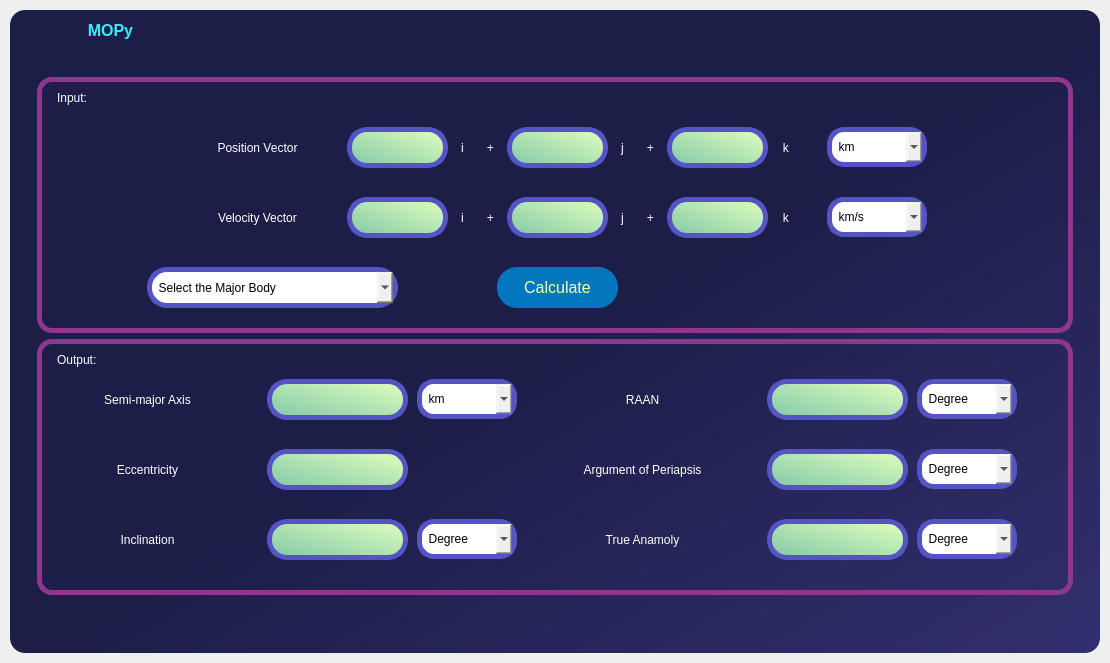
This is UI_Functions/Home_Page.ui in Mechanics-of-Orbit/MOPy as Qt 5 draws it before an edit. The edited form follows.
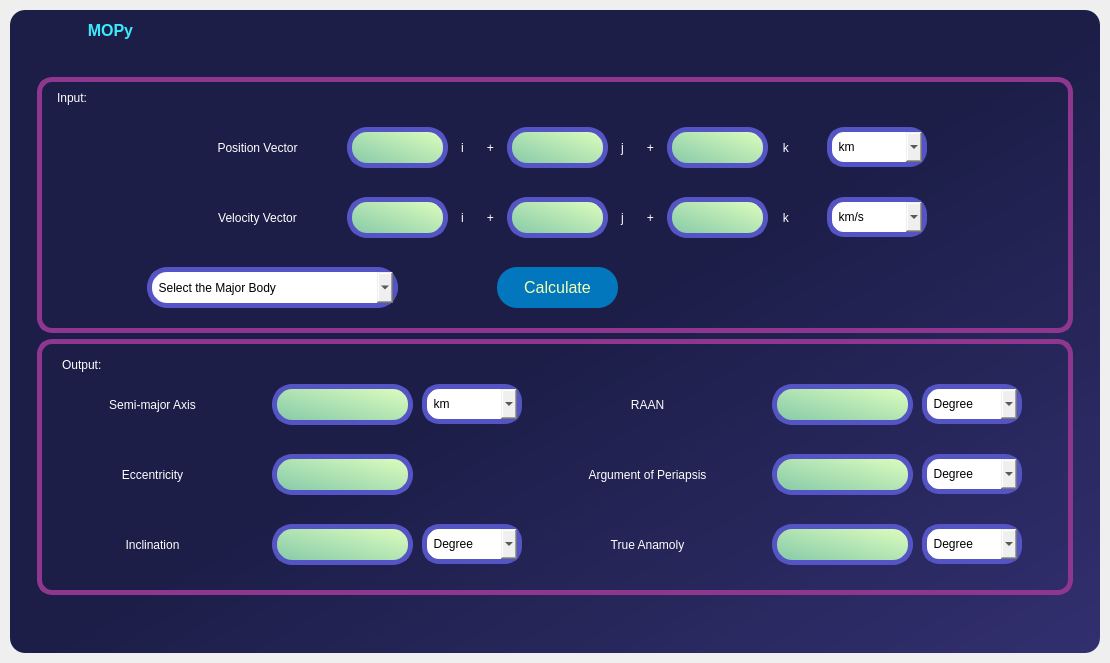
This is the edited form. The open tabs and pages were chosen to show the change. Icons and pictures are not drawn.

```diff
--- a/UI_Functions/Home_Page.ui
+++ b/UI_Functions/Home_Page.ui
@@ -11264,7 +11264,13 @@
                   </widget>
                  </item>
                  <item>
-                  <widget class="QFrame" name="frame_85">
+                  <widget class="QFrame" name="CoOE_output_frame">
+                   <property name="maximumSize">
+                    <size>
+                     <width>1036</width>
+                     <height>256</height>
+                    </size>
+                   </property>
                    <property name="styleSheet">
                     <string notr="true">QLabel{
 	
@@ -11299,82 +11305,110 @@
                    <property name="frameShadow">
                     <enum>QFrame::Raised</enum>
                    </property>
-                   <widget class="QLabel" name="semimajor_axis_coe_n_aoe">
+                   <layout class="QHBoxLayout" name="horizontalLayout_23">
+                    <property name="spacing">
+                     <number>0</number>
+                    </property>
+                    <property name="leftMargin">
+                     <number>0</number>
+                    </property>
+                    <property name="topMargin">
+                     <number>0</number>
+                    </property>
+                    <property name="rightMargin">
+                     <number>0</number>
+                    </property>
+                    <property name="bottomMargin">
+                     <number>0</number>
+                    </property>
+                    <item>
+                     <widget class="QStackedWidget" name="CoOE_output_stack">
+                      <property name="styleSheet">
+                       <string notr="true">border:none;</string>
+                      </property>
+                      <widget class="QWidget" name="page_2"/>
+                      <widget class="QWidget" name="page_3">
+                       <widget class="QComboBox" name="semimajor_axis_unit_coe_n_aoe">
                     <property name="geometry">
                      <rect>
-                      <x>230</x>
+                          <x>380</x>
                       <y>40</y>
-                      <width>141</width>
-                      <height>41</height>
-                     </rect>
-                    </property>
+                          <width>100</width>
+                          <height>40</height>
+                         </rect>
+                        </property>
+                        <property name="minimumSize">
+                         <size>
+                          <width>100</width>
+                          <height>40</height>
+                         </size>
+                        </property>
+                        <property name="maximumSize">
+                         <size>
+                          <width>100</width>
+                          <height>40</height>
+                         </size>
+                        </property>
+                        <property name="layoutDirection">
+                         <enum>Qt::LeftToRight</enum>
+                        </property>
                     <property name="styleSheet">
-                     <string notr="true">QLabel{
+                         <string notr="true">QComboBox{
 	
-	background-color: qlineargradient(spread:pad, x1:0, y1:1, x2:1, y2:0, stop:0 rgba(131, 200, 168, 255), stop:1 rgba(224, 255, 190, 255));
+	
+	
 	border: 5px solid rgb(84, 84, 197);
 	font: 12pt &quot;Arial&quot;;
-	border-radius: 20px;}
+	border-radius: 17px;}
 
 
-QLabel:hover{
+QComboBox:hover{
 	border: 4px solid rgb(2, 119, 189);
 }</string>
                     </property>
+                        <property name="editable">
+                         <bool>false</bool>
+                        </property>
+                        <item>
                     <property name="text">
-                     <string/>
-                    </property>
-                   </widget>
-                   <widget class="QLabel" name="eccentricity_coe_n_aoe">
-                    <property name="geometry">
-                     <rect>
-                      <x>230</x>
-                      <y>110</y>
-                      <width>141</width>
-                      <height>41</height>
-                     </rect>
-                    </property>
-                    <property name="styleSheet">
-                     <string notr="true">QLabel{
-	
-	background-color: qlineargradient(spread:pad, x1:0, y1:1, x2:1, y2:0, stop:0 rgba(131, 200, 168, 255), stop:1 rgba(224, 255, 190, 255));
-	border: 5px solid rgb(84, 84, 197);
-	font: 12pt &quot;Arial&quot;;
-	border-radius: 20px;}
-
-
-QLabel:hover{
-	border: 4px solid rgb(2, 119, 189);
-}</string>
-                    </property>
+                          <string>  km</string>
+                         </property>
+                        </item>
+                        <item>
+                         <property name="text">
+                          <string>  miles</string>
+                         </property>
+                        </item>
+                        <item>
+                         <property name="text">
+                          <string>  AU</string>
+                         </property>
+                        </item>
+                        <item>
                     <property name="text">
-                     <string/>
-                    </property>
-                   </widget>
-                   <widget class="QLabel" name="inclination_coe_n_aoe">
+                          <string>  DU</string>
+                         </property>
+                        </item>
+                       </widget>
+                       <widget class="QLabel" name="label_262">
                     <property name="geometry">
                      <rect>
-                      <x>230</x>
-                      <y>180</y>
-                      <width>141</width>
-                      <height>41</height>
+                          <x>20</x>
+                          <y>10</y>
+                          <width>221</width>
+                          <height>21</height>
                      </rect>
                     </property>
                     <property name="styleSheet">
-                     <string notr="true">QLabel{
-	
-	background-color: qlineargradient(spread:pad, x1:0, y1:1, x2:1, y2:0, stop:0 rgba(131, 200, 168, 255), stop:1 rgba(224, 255, 190, 255));
-	border: 5px solid rgb(84, 84, 197);
-	font: 12pt &quot;Arial&quot;;
-	border-radius: 20px;}
-
-
-QLabel:hover{
-	border: 4px solid rgb(2, 119, 189);
-}</string>
+                         <string notr="true">border:none;
+color:white;
+</string>
                     </property>
                     <property name="text">
-                     <string/>
+                         <string>Output:</string>
+                        </property>
+                        <property name="alignment">
+                         <set>Qt::AlignLeading|Qt::AlignLeft|Qt::AlignVCenter</set>
                     </property>
                    </widget>
                    <widget class="QLabel" name="arg_of_per_coe_n_aoe">
@@ -11403,58 +11437,6 @@
                      <string/>
                     </property>
                    </widget>
-                   <widget class="QLabel" name="RAAN_coe_n_aoe">
-                    <property name="geometry">
-                     <rect>
-                      <x>730</x>
-                      <y>40</y>
-                      <width>141</width>
-                      <height>41</height>
-                     </rect>
-                    </property>
-                    <property name="styleSheet">
-                     <string notr="true">QLabel{
-	
-	background-color: qlineargradient(spread:pad, x1:0, y1:1, x2:1, y2:0, stop:0 rgba(131, 200, 168, 255), stop:1 rgba(224, 255, 190, 255));
-	border: 5px solid rgb(84, 84, 197);
-	font: 12pt &quot;Arial&quot;;
-	border-radius: 20px;}
-
-
-QLabel:hover{
-	border: 4px solid rgb(2, 119, 189);
-}</string>
-                    </property>
-                    <property name="text">
-                     <string/>
-                    </property>
-                   </widget>
-                   <widget class="QLabel" name="tru_ana_coe_n_aoe">
-                    <property name="geometry">
-                     <rect>
-                      <x>730</x>
-                      <y>180</y>
-                      <width>141</width>
-                      <height>41</height>
-                     </rect>
-                    </property>
-                    <property name="styleSheet">
-                     <string notr="true">QLabel{
-	
-	background-color: qlineargradient(spread:pad, x1:0, y1:1, x2:1, y2:0, stop:0 rgba(131, 200, 168, 255), stop:1 rgba(224, 255, 190, 255));
-	border: 5px solid rgb(84, 84, 197);
-	font: 12pt &quot;Arial&quot;;
-	border-radius: 20px;}
-
-
-QLabel:hover{
-	border: 4px solid rgb(2, 119, 189);
-}</string>
-                    </property>
-                    <property name="text">
-                     <string/>
-                    </property>
-                   </widget>
                    <widget class="QLabel" name="label_151">
                     <property name="geometry">
                      <rect>
@@ -11476,6 +11458,209 @@
                      <set>Qt::AlignCenter</set>
                     </property>
                    </widget>
+                       <widget class="QComboBox" name="RAAN_unit_coe_n_aoe">
+                        <property name="geometry">
+                         <rect>
+                          <x>880</x>
+                          <y>40</y>
+                          <width>100</width>
+                          <height>40</height>
+                         </rect>
+                        </property>
+                        <property name="minimumSize">
+                         <size>
+                          <width>100</width>
+                          <height>40</height>
+                         </size>
+                        </property>
+                        <property name="maximumSize">
+                         <size>
+                          <width>100</width>
+                          <height>40</height>
+                         </size>
+                        </property>
+                        <property name="layoutDirection">
+                         <enum>Qt::LeftToRight</enum>
+                        </property>
+                        <property name="styleSheet">
+                         <string notr="true">QComboBox{
+	
+	
+	
+	border: 5px solid rgb(84, 84, 197);
+	font: 12pt &quot;Arial&quot;;
+	border-radius: 17px;}
+
+
+QComboBox:hover{
+	border: 4px solid rgb(2, 119, 189);
+}</string>
+                        </property>
+                        <property name="editable">
+                         <bool>false</bool>
+                        </property>
+                        <item>
+                         <property name="text">
+                          <string>  Degree</string>
+                         </property>
+                        </item>
+                        <item>
+                         <property name="text">
+                          <string>  Radians</string>
+                         </property>
+                        </item>
+                       </widget>
+                       <widget class="QComboBox" name="tru_ana_unit_coe_n_aoe">
+                        <property name="geometry">
+                         <rect>
+                          <x>880</x>
+                          <y>180</y>
+                          <width>100</width>
+                          <height>40</height>
+                         </rect>
+                        </property>
+                        <property name="minimumSize">
+                         <size>
+                          <width>100</width>
+                          <height>40</height>
+                         </size>
+                        </property>
+                        <property name="maximumSize">
+                         <size>
+                          <width>100</width>
+                          <height>40</height>
+                         </size>
+                        </property>
+                        <property name="layoutDirection">
+                         <enum>Qt::LeftToRight</enum>
+                        </property>
+                        <property name="styleSheet">
+                         <string notr="true">QComboBox{
+	
+	
+	
+	border: 5px solid rgb(84, 84, 197);
+	font: 12pt &quot;Arial&quot;;
+	border-radius: 17px;}
+
+
+QComboBox:hover{
+	border: 4px solid rgb(2, 119, 189);
+}</string>
+                        </property>
+                        <property name="editable">
+                         <bool>false</bool>
+                        </property>
+                        <item>
+                         <property name="text">
+                          <string>  Degree</string>
+                         </property>
+                        </item>
+                        <item>
+                         <property name="text">
+                          <string>  Radians</string>
+                         </property>
+                        </item>
+                       </widget>
+                       <widget class="QLabel" name="eccentricity_coe_n_aoe">
+                        <property name="geometry">
+                         <rect>
+                          <x>230</x>
+                          <y>110</y>
+                          <width>141</width>
+                          <height>41</height>
+                         </rect>
+                        </property>
+                        <property name="styleSheet">
+                         <string notr="true">QLabel{
+	
+	background-color: qlineargradient(spread:pad, x1:0, y1:1, x2:1, y2:0, stop:0 rgba(131, 200, 168, 255), stop:1 rgba(224, 255, 190, 255));
+	border: 5px solid rgb(84, 84, 197);
+	font: 12pt &quot;Arial&quot;;
+	border-radius: 20px;}
+
+
+QLabel:hover{
+	border: 4px solid rgb(2, 119, 189);
+}</string>
+                        </property>
+                        <property name="text">
+                         <string/>
+                        </property>
+                       </widget>
+                       <widget class="QLabel" name="label_253">
+                        <property name="geometry">
+                         <rect>
+                          <x>490</x>
+                          <y>180</y>
+                          <width>231</width>
+                          <height>41</height>
+                         </rect>
+                        </property>
+                        <property name="styleSheet">
+                         <string notr="true">border:none;
+color:white;
+</string>
+                        </property>
+                        <property name="text">
+                         <string>True Anamoly</string>
+                        </property>
+                        <property name="alignment">
+                         <set>Qt::AlignCenter</set>
+                        </property>
+                       </widget>
+                       <widget class="QLabel" name="inclination_coe_n_aoe">
+                        <property name="geometry">
+                         <rect>
+                          <x>230</x>
+                          <y>180</y>
+                          <width>141</width>
+                          <height>41</height>
+                         </rect>
+                        </property>
+                        <property name="styleSheet">
+                         <string notr="true">QLabel{
+	
+	background-color: qlineargradient(spread:pad, x1:0, y1:1, x2:1, y2:0, stop:0 rgba(131, 200, 168, 255), stop:1 rgba(224, 255, 190, 255));
+	border: 5px solid rgb(84, 84, 197);
+	font: 12pt &quot;Arial&quot;;
+	border-radius: 20px;}
+
+
+QLabel:hover{
+	border: 4px solid rgb(2, 119, 189);
+}</string>
+                        </property>
+                        <property name="text">
+                         <string/>
+                        </property>
+                       </widget>
+                       <widget class="QLabel" name="semimajor_axis_coe_n_aoe">
+                        <property name="geometry">
+                         <rect>
+                          <x>230</x>
+                          <y>40</y>
+                          <width>141</width>
+                          <height>41</height>
+                         </rect>
+                        </property>
+                        <property name="styleSheet">
+                         <string notr="true">QLabel{
+	
+	background-color: qlineargradient(spread:pad, x1:0, y1:1, x2:1, y2:0, stop:0 rgba(131, 200, 168, 255), stop:1 rgba(224, 255, 190, 255));
+	border: 5px solid rgb(84, 84, 197);
+	font: 12pt &quot;Arial&quot;;
+	border-radius: 20px;}
+
+
+QLabel:hover{
+	border: 4px solid rgb(2, 119, 189);
+}</string>
+                        </property>
+                        <property name="text">
+                         <string/>
+                        </property>
+                       </widget>
                    <widget class="QLabel" name="label_155">
                     <property name="geometry">
                      <rect>
@@ -11518,26 +11703,83 @@
                      <set>Qt::AlignCenter</set>
                     </property>
                    </widget>
-                   <widget class="QLabel" name="label_247">
+                       <widget class="QLabel" name="RAAN_coe_n_aoe">
                     <property name="geometry">
                      <rect>
-                      <x>490</x>
+                          <x>730</x>
                       <y>40</y>
-                      <width>231</width>
+                          <width>141</width>
                       <height>41</height>
                      </rect>
                     </property>
                     <property name="styleSheet">
-                     <string notr="true">border:none;
-color:white;
-</string>
+                         <string notr="true">QLabel{
+	
+	background-color: qlineargradient(spread:pad, x1:0, y1:1, x2:1, y2:0, stop:0 rgba(131, 200, 168, 255), stop:1 rgba(224, 255, 190, 255));
+	border: 5px solid rgb(84, 84, 197);
+	font: 12pt &quot;Arial&quot;;
+	border-radius: 20px;}
+
+
+QLabel:hover{
+	border: 4px solid rgb(2, 119, 189);
+}</string>
                     </property>
                     <property name="text">
-                     <string>RAAN</string>
-                    </property>
-                    <property name="alignment">
-                     <set>Qt::AlignCenter</set>
-                    </property>
+                         <string/>
+                        </property>
+                       </widget>
+                       <widget class="QComboBox" name="arg_of_per_unit_coe_n_aoe">
+                        <property name="geometry">
+                         <rect>
+                          <x>880</x>
+                          <y>110</y>
+                          <width>100</width>
+                          <height>40</height>
+                         </rect>
+                        </property>
+                        <property name="minimumSize">
+                         <size>
+                          <width>100</width>
+                          <height>40</height>
+                         </size>
+                        </property>
+                        <property name="maximumSize">
+                         <size>
+                          <width>100</width>
+                          <height>40</height>
+                         </size>
+                        </property>
+                        <property name="layoutDirection">
+                         <enum>Qt::LeftToRight</enum>
+                        </property>
+                        <property name="styleSheet">
+                         <string notr="true">QComboBox{
+	
+	
+	
+	border: 5px solid rgb(84, 84, 197);
+	font: 12pt &quot;Arial&quot;;
+	border-radius: 17px;}
+
+
+QComboBox:hover{
+	border: 4px solid rgb(2, 119, 189);
+}</string>
+                        </property>
+                        <property name="editable">
+                         <bool>false</bool>
+                        </property>
+                        <item>
+                         <property name="text">
+                          <string>  Degree</string>
+                         </property>
+                        </item>
+                        <item>
+                         <property name="text">
+                          <string>  Radians</string>
+                         </property>
+                        </item>
                    </widget>
                    <widget class="QLabel" name="label_252">
                     <property name="geometry">
@@ -11560,109 +11802,52 @@
                      <set>Qt::AlignCenter</set>
                     </property>
                    </widget>
-                   <widget class="QLabel" name="label_253">
+                       <widget class="QLabel" name="tru_ana_coe_n_aoe">
                     <property name="geometry">
                      <rect>
-                      <x>490</x>
+                          <x>730</x>
                       <y>180</y>
-                      <width>231</width>
+                          <width>141</width>
                       <height>41</height>
                      </rect>
                     </property>
                     <property name="styleSheet">
-                     <string notr="true">border:none;
-color:white;
-</string>
-                    </property>
-                    <property name="text">
-                     <string>True Anamoly</string>
-                    </property>
-                    <property name="alignment">
-                     <set>Qt::AlignCenter</set>
-                    </property>
-                   </widget>
-                   <widget class="QLabel" name="label_262">
-                    <property name="geometry">
-                     <rect>
-                      <x>20</x>
-                      <y>10</y>
-                      <width>221</width>
-                      <height>21</height>
-                     </rect>
-                    </property>
-                    <property name="styleSheet">
-                     <string notr="true">border:none;
-color:white;
-</string>
-                    </property>
-                    <property name="text">
-                     <string>Output:</string>
-                    </property>
-                    <property name="alignment">
-                     <set>Qt::AlignLeading|Qt::AlignLeft|Qt::AlignVCenter</set>
-                    </property>
-                   </widget>
-                   <widget class="QComboBox" name="semimajor_axis_unit_coe_n_aoe">
-                    <property name="geometry">
-                     <rect>
-                      <x>380</x>
-                      <y>40</y>
-                      <width>100</width>
-                      <height>40</height>
-                     </rect>
-                    </property>
-                    <property name="minimumSize">
-                     <size>
-                      <width>100</width>
-                      <height>40</height>
-                     </size>
-                    </property>
-                    <property name="maximumSize">
-                     <size>
-                      <width>100</width>
-                      <height>40</height>
-                     </size>
-                    </property>
-                    <property name="layoutDirection">
-                     <enum>Qt::LeftToRight</enum>
-                    </property>
-                    <property name="styleSheet">
-                     <string notr="true">QComboBox{
+                         <string notr="true">QLabel{
 	
-	
-	
+	background-color: qlineargradient(spread:pad, x1:0, y1:1, x2:1, y2:0, stop:0 rgba(131, 200, 168, 255), stop:1 rgba(224, 255, 190, 255));
 	border: 5px solid rgb(84, 84, 197);
 	font: 12pt &quot;Arial&quot;;
-	border-radius: 17px;}
+	border-radius: 20px;}
 
 
-QComboBox:hover{
+QLabel:hover{
 	border: 4px solid rgb(2, 119, 189);
 }</string>
                     </property>
-                    <property name="editable">
-                     <bool>false</bool>
-                    </property>
-                    <item>
                      <property name="text">
-                      <string>  km</string>
-                     </property>
-                    </item>
-                    <item>
-                     <property name="text">
-                      <string>  miles</string>
-                     </property>
-                    </item>
-                    <item>
-                     <property name="text">
-                      <string>  AU</string>
-                     </property>
-                    </item>
-                    <item>
+                         <string/>
+                        </property>
+                       </widget>
+                       <widget class="QLabel" name="label_247">
+                        <property name="geometry">
+                         <rect>
+                          <x>490</x>
+                          <y>40</y>
+                          <width>231</width>
+                          <height>41</height>
+                         </rect>
+                        </property>
+                        <property name="styleSheet">
+                         <string notr="true">border:none;
+color:white;
+</string>
+                        </property>
                      <property name="text">
-                      <string>  DU</string>
-                     </property>
-                    </item>
+                         <string>RAAN</string>
+                        </property>
+                        <property name="alignment">
+                         <set>Qt::AlignCenter</set>
+                        </property>
                    </widget>
                    <widget class="QComboBox" name="inclination_unit_coe_n_aoe">
                     <property name="geometry">
@@ -11716,162 +11901,10 @@
                      </property>
                     </item>
                    </widget>
-                   <widget class="QComboBox" name="RAAN_unit_coe_n_aoe">
-                    <property name="geometry">
-                     <rect>
-                      <x>880</x>
-                      <y>40</y>
-                      <width>100</width>
-                      <height>40</height>
-                     </rect>
-                    </property>
-                    <property name="minimumSize">
-                     <size>
-                      <width>100</width>
-                      <height>40</height>
-                     </size>
-                    </property>
-                    <property name="maximumSize">
-                     <size>
-                      <width>100</width>
-                      <height>40</height>
-                     </size>
-                    </property>
-                    <property name="layoutDirection">
-                     <enum>Qt::LeftToRight</enum>
-                    </property>
-                    <property name="styleSheet">
-                     <string notr="true">QComboBox{
-	
-	
-	
-	border: 5px solid rgb(84, 84, 197);
-	font: 12pt &quot;Arial&quot;;
-	border-radius: 17px;}
-
-
-QComboBox:hover{
-	border: 4px solid rgb(2, 119, 189);
-}</string>
-                    </property>
-                    <property name="editable">
-                     <bool>false</bool>
-                    </property>
-                    <item>
-                     <property name="text">
-                      <string>  Degree</string>
-                     </property>
-                    </item>
-                    <item>
-                     <property name="text">
-                      <string>  Radians</string>
-                     </property>
-                    </item>
-                   </widget>
-                   <widget class="QComboBox" name="arg_of_per_unit_coe_n_aoe">
-                    <property name="geometry">
-                     <rect>
-                      <x>880</x>
-                      <y>110</y>
-                      <width>100</width>
-                      <height>40</height>
-                     </rect>
-                    </property>
-                    <property name="minimumSize">
-                     <size>
-                      <width>100</width>
-                      <height>40</height>
-                     </size>
-                    </property>
-                    <property name="maximumSize">
-                     <size>
-                      <width>100</width>
-                      <height>40</height>
-                     </size>
-                    </property>
-                    <property name="layoutDirection">
-                     <enum>Qt::LeftToRight</enum>
-                    </property>
-                    <property name="styleSheet">
-                     <string notr="true">QComboBox{
-	
-	
-	
-	border: 5px solid rgb(84, 84, 197);
-	font: 12pt &quot;Arial&quot;;
-	border-radius: 17px;}
-
-
-QComboBox:hover{
-	border: 4px solid rgb(2, 119, 189);
-}</string>
-                    </property>
-                    <property name="editable">
-                     <bool>false</bool>
-                    </property>
-                    <item>
-                     <property name="text">
-                      <string>  Degree</string>
-                     </property>
-                    </item>
-                    <item>
-                     <property name="text">
-                      <string>  Radians</string>
-                     </property>
-                    </item>
-                   </widget>
-                   <widget class="QComboBox" name="tru_ana_unit_coe_n_aoe">
-                    <property name="geometry">
-                     <rect>
-                      <x>880</x>
-                      <y>180</y>
-                      <width>100</width>
-                      <height>40</height>
-                     </rect>
-                    </property>
-                    <property name="minimumSize">
-                     <size>
-                      <width>100</width>
-                      <height>40</height>
-                     </size>
-                    </property>
-                    <property name="maximumSize">
-                     <size>
-                      <width>100</width>
-                      <height>40</height>
-                     </size>
-                    </property>
-                    <property name="layoutDirection">
-                     <enum>Qt::LeftToRight</enum>
-                    </property>
-                    <property name="styleSheet">
-                     <string notr="true">QComboBox{
-	
-	
-	
-	border: 5px solid rgb(84, 84, 197);
-	font: 12pt &quot;Arial&quot;;
-	border-radius: 17px;}
-
-
-QComboBox:hover{
-	border: 4px solid rgb(2, 119, 189);
-}</string>
-                    </property>
-                    <property name="editable">
-                     <bool>false</bool>
-                    </property>
-                    <item>
-                     <property name="text">
-                      <string>  Degree</string>
-                     </property>
+                      </widget>
+                     </widget>
                     </item>
-                    <item>
-                     <property name="text">
-                      <string>  Radians</string>
-                     </property>
-                    </item>
-                   </widget>
+                   </layout>
                   </widget>
                  </item>
                 </layout>
```
Left out of the diff: 2 changed lines with no effect on the pictures. Lines whose indentation alone changed are shown as unchanged.
